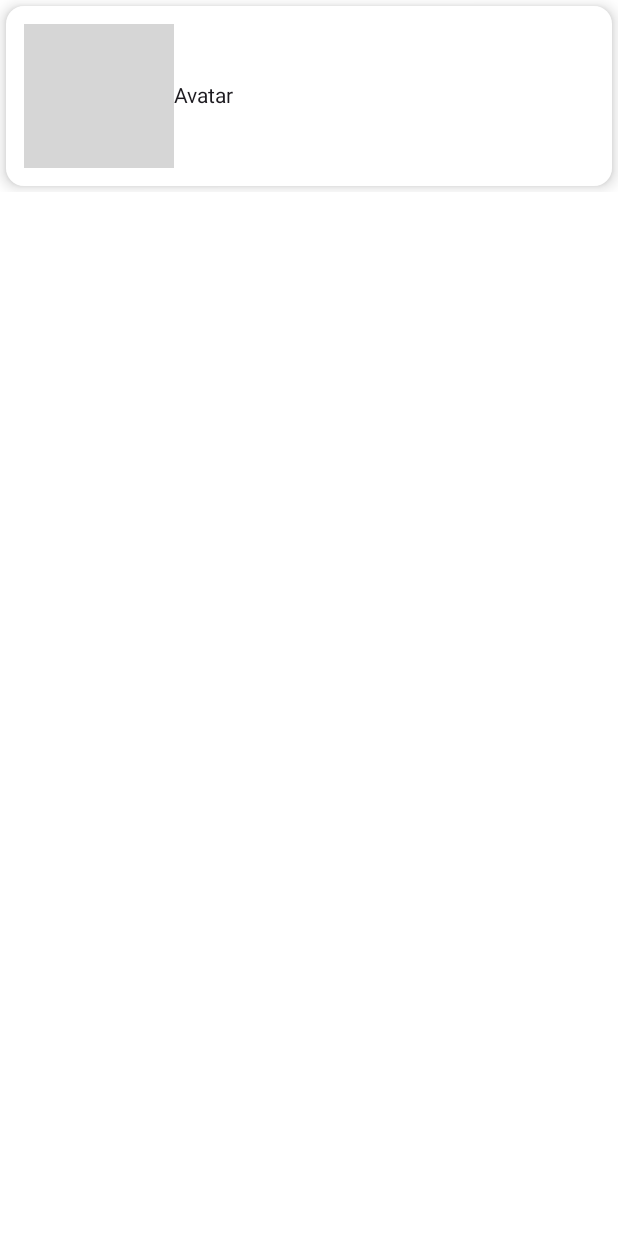
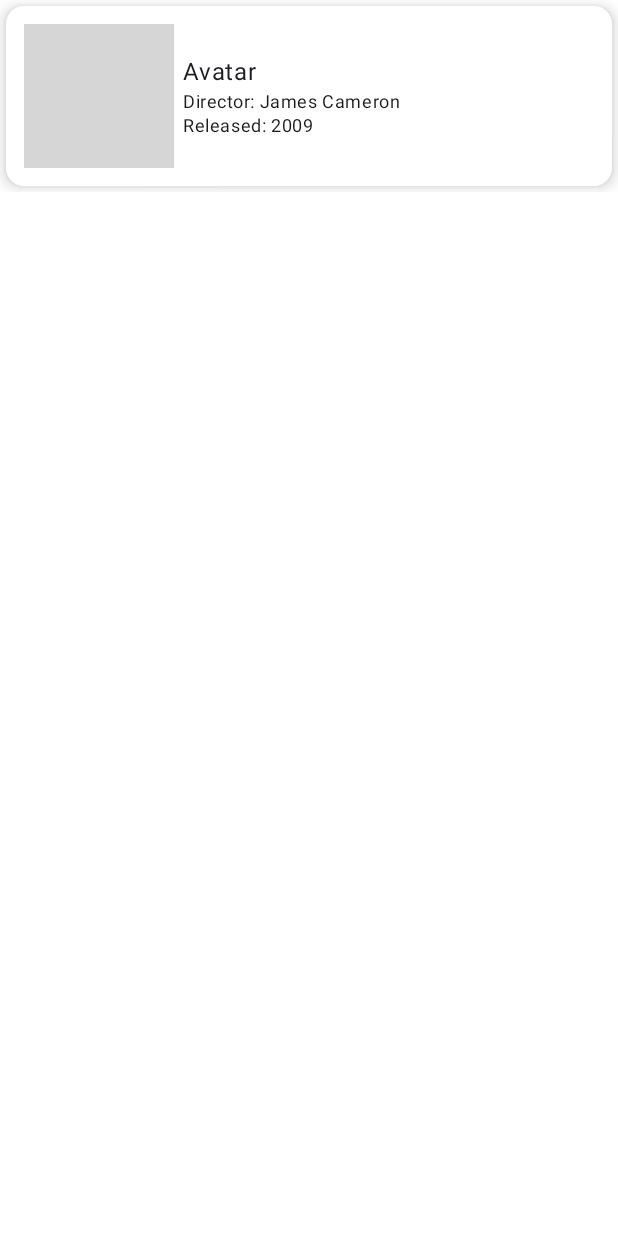
Before and after one commit to informramiz/ComposeMoviesApp, an Android app built with Jetpack Compose: the @Preview function DefaultPreview, on a phone screen of 412 x 824 dp. Run offline under Robolectric (Android 15) with nearby library versions, the phone set to English and light mode, and no system bars; pictures from the network do not load; grey boxes are pictures that could not be loaded.

Commit message:
feat: Add more details to movie card

```diff
--- a/app/src/main/java/com/example/composemoviesapp/ui/widgets/Widgets.kt
+++ b/app/src/main/java/com/example/composemoviesapp/ui/widgets/Widgets.kt
@@ -2,6 +2,7 @@ package com.example.composemoviesapp.ui.widgets
 
 import androidx.compose.foundation.clickable
 import androidx.compose.foundation.layout.Arrangement
+import androidx.compose.foundation.layout.Column
 import androidx.compose.foundation.layout.Row
 import androidx.compose.foundation.layout.fillMaxWidth
 import androidx.compose.foundation.layout.height
@@ -13,6 +14,7 @@ import androidx.compose.material.icons.filled.AccountBox
 import androidx.compose.material3.Card
 import androidx.compose.material3.CardDefaults
 import androidx.compose.material3.Icon
+import androidx.compose.material3.MaterialTheme
 import androidx.compose.material3.Text
 import androidx.compose.runtime.Composable
 import androidx.compose.ui.Alignment
@@ -46,7 +48,8 @@ fun MovieRow(movie: Movie, onItemClick: (String) -> Unit) {
             horizontalArrangement = Arrangement.Start
         ) {
             AsyncImage(
-                modifier = Modifier.size(100.dp)
+                modifier = Modifier
+                    .size(100.dp)
                     .clip(RectangleShape),
                 model = ImageRequest.Builder(LocalContext.current)
                     .data(movie.images.first())
@@ -55,7 +58,24 @@ fun MovieRow(movie: Movie, onItemClick: (String) -> Unit) {
                 contentDescription = "Movie Image",
             )
 
-            Text(text = movie.title)
+            Column(
+                modifier = Modifier.padding(6.dp)
+            ) {
+                Text(
+                    text = movie.title,
+                    style = MaterialTheme.typography.bodyLarge
+                )
+
+                Text(
+                    text = "Director: ${movie.director}",
+                    style = MaterialTheme.typography.bodySmall
+                )
+
+                Text(
+                    text = "Released: ${movie.year}",
+                    style = MaterialTheme.typography.bodySmall
+                )
+            }
         }
     }
 }
```
